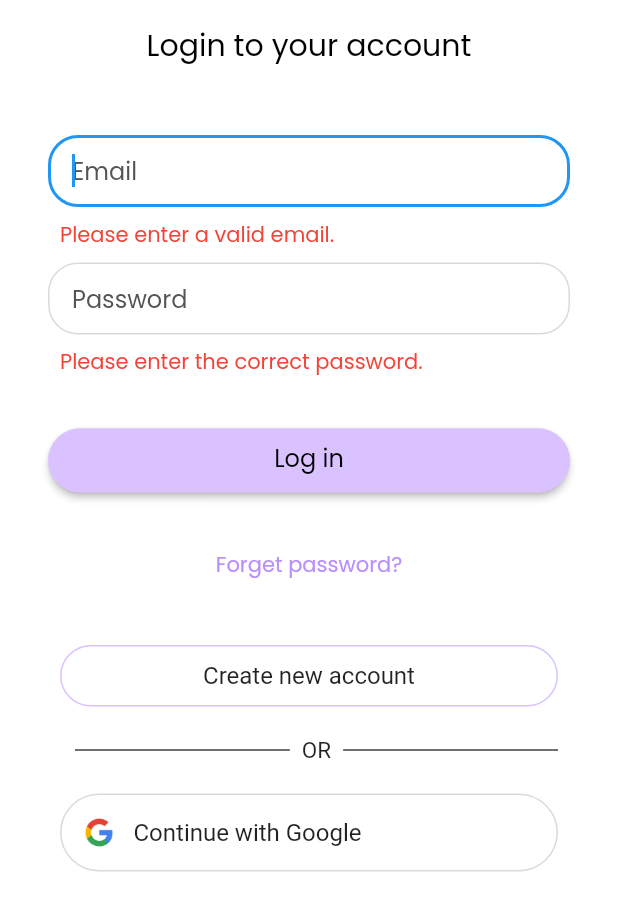
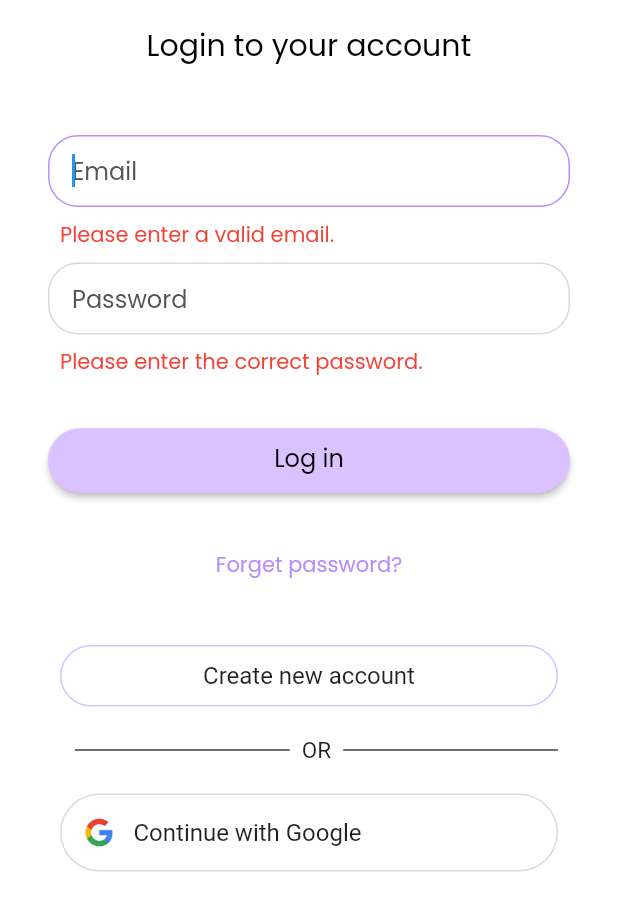
Before and after one commit to jedipw/HealJai, a Flutter app: the screen it shows after launch, after a tap on "Log in", on a phone screen of 412 x 824 dp, the part 330-1236 px from its top. Run offline on Flutter 3.47's test engine with Material 2 defaults, Android fonts, the light colour scheme and no system bars; our stand-ins replace cloud_firestore, firebase_auth, firebase_core; accounts and stored records are empty.

Commit message:
Add loading and change focus textbox color

```diff
--- a/lib/utilities/custom_text_field/email_text_field.dart
+++ b/lib/utilities/custom_text_field/email_text_field.dart
@@ -25,6 +25,10 @@ class EmailTextField extends StatelessWidget {
             fontFamily: 'Poppins',
           ),
           decoration: const InputDecoration(
+            focusedBorder: OutlineInputBorder(
+              borderRadius: BorderRadius.all(Radius.circular(20)),
+              borderSide: BorderSide(color: primaryPurple),
+            ),
             enabledBorder: OutlineInputBorder(
               borderRadius: BorderRadius.all(Radius.circular(20)),
               borderSide: BorderSide(color: grayDadada),
--- a/lib/utilities/custom_text_field/lemail_text_field.dart
+++ b/lib/utilities/custom_text_field/lemail_text_field.dart
@@ -34,6 +34,10 @@ class EmailTextField extends StatelessWidget {
               fontFamily: 'Poppins',
             ),
             decoration: const InputDecoration(
+              focusedBorder: OutlineInputBorder(
+                borderRadius: BorderRadius.all(Radius.circular(20)),
+                borderSide: BorderSide(color: primaryPurple),
+              ),
               enabledBorder: OutlineInputBorder(
                 borderRadius: BorderRadius.all(Radius.circular(20)),
                 borderSide: BorderSide(color: grayDadada),
--- a/lib/utilities/custom_text_field/lpassword_text_field.dart
+++ b/lib/utilities/custom_text_field/lpassword_text_field.dart
@@ -22,7 +22,6 @@ class PasswordTextField extends StatelessWidget {
           decoration: const BoxDecoration(
             color: Colors.white,
             borderRadius: BorderRadius.all(Radius.circular(40)),
-
           ),
           child: TextField(
             controller: passwordController,
@@ -30,6 +29,10 @@ class PasswordTextField extends StatelessWidget {
               fontFamily: 'Poppins',
             ),
             decoration: const InputDecoration(
+              focusedBorder: OutlineInputBorder(
+                borderRadius: BorderRadius.all(Radius.circular(20)),
+                borderSide: BorderSide(color: primaryPurple),
+              ),
               enabledBorder: OutlineInputBorder(
                 borderRadius: BorderRadius.all(Radius.circular(20)),
                 borderSide: BorderSide(color: grayDadada),
--- a/lib/utilities/custom_text_field/reg_con_password_field.dart
+++ b/lib/utilities/custom_text_field/reg_con_password_field.dart
@@ -24,6 +24,10 @@ class RegConPasswordField extends StatelessWidget {
             fontFamily: 'Poppins',
           ),
           decoration: const InputDecoration(
+            focusedBorder: OutlineInputBorder(
+              borderRadius: BorderRadius.all(Radius.circular(20)),
+              borderSide: BorderSide(color: primaryPurple),
+            ),
             enabledBorder: OutlineInputBorder(
               borderRadius: BorderRadius.all(Radius.circular(20)),
               borderSide: BorderSide(color: grayDadada),
--- a/lib/utilities/custom_text_field/reg_password_field.dart
+++ b/lib/utilities/custom_text_field/reg_password_field.dart
@@ -26,6 +26,10 @@ class RegPasswordField extends StatelessWidget {
             fontFamily: 'Poppins',
           ),
           decoration: const InputDecoration(
+             focusedBorder: OutlineInputBorder(
+              borderRadius: BorderRadius.all(Radius.circular(20)),
+              borderSide: BorderSide(color: primaryPurple),
+            ),
             enabledBorder: OutlineInputBorder(
               borderRadius: BorderRadius.all(Radius.circular(20)),
               borderSide: BorderSide(color: grayDadada),
--- a/lib/views/login_view.dart
+++ b/lib/views/login_view.dart
@@ -5,6 +5,7 @@ import 'package:healjai/constants/routes.dart';
 import '../services/auth/auth_backend_service.dart';
 import '../utilities/custom_text_field/lemail_text_field.dart';
 import '../utilities/custom_text_field/lpassword_text_field.dart';
+import '../utilities/modal.dart';
 
 class LoginView extends StatefulWidget {
   const LoginView({super.key});
@@ -147,6 +148,7 @@ class _LoginViewState extends State<LoginView> {
                                 });
                               }
                               try {
+                                showLoadModal(context);
                                 bool isLoggedIn = await login(email, password);
                                 if (isLoggedIn) {
                                   // Login successful, navigate to the home screen
@@ -169,6 +171,9 @@ class _LoginViewState extends State<LoginView> {
                                     _isSomethingWrong = true;
                                   });
                                 }
+                              }
+                              finally{
+                                Navigator.of(context).pop();
                               }
                             } else {
                               if (emailController.text == "" ||
--- a/lib/views/register_view.dart
+++ b/lib/views/register_view.dart
@@ -5,6 +5,7 @@ import '../utilities/custom_text_field/email_text_field.dart';
 import '../utilities/custom_text_field/reg_con_password_field.dart';
 import '../utilities/custom_text_field/reg_password_field.dart';
 import '../services/auth/auth_backend_service.dart';
+import '../utilities/modal.dart';
 
 class RegisterView extends StatefulWidget {
   const RegisterView({super.key});
@@ -131,6 +132,7 @@ class _RegisterViewState extends State<RegisterView> {
                                 confirmPasswordController.text.trim(),
                               )) {
                                 try {
+                                  showLoadModal(context);
                                   final email = emailController.text.trim();
                                   final password =
                                       passwordController.text.trim();
@@ -163,6 +165,9 @@ class _RegisterViewState extends State<RegisterView> {
                                     }
                                   }
                                 } catch (_) {}
+                                finally{
+                                  Navigator.of(context).pop();
+                                }
                               }
                             },
                             child: Row(
```
Also changed, not shown: lib/utilities/modal.dart (added, +34 -0 lines).
